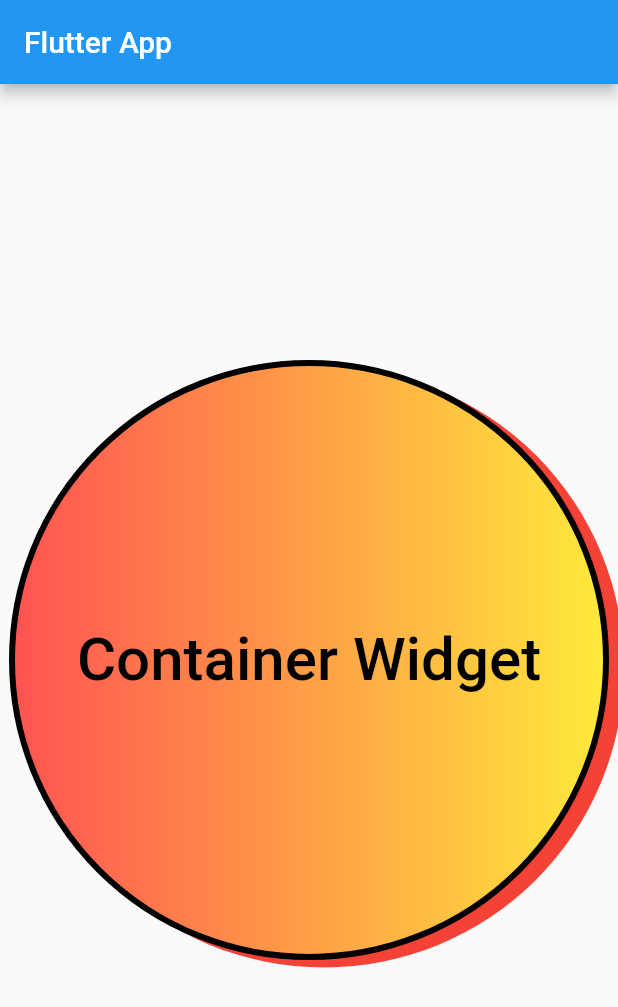
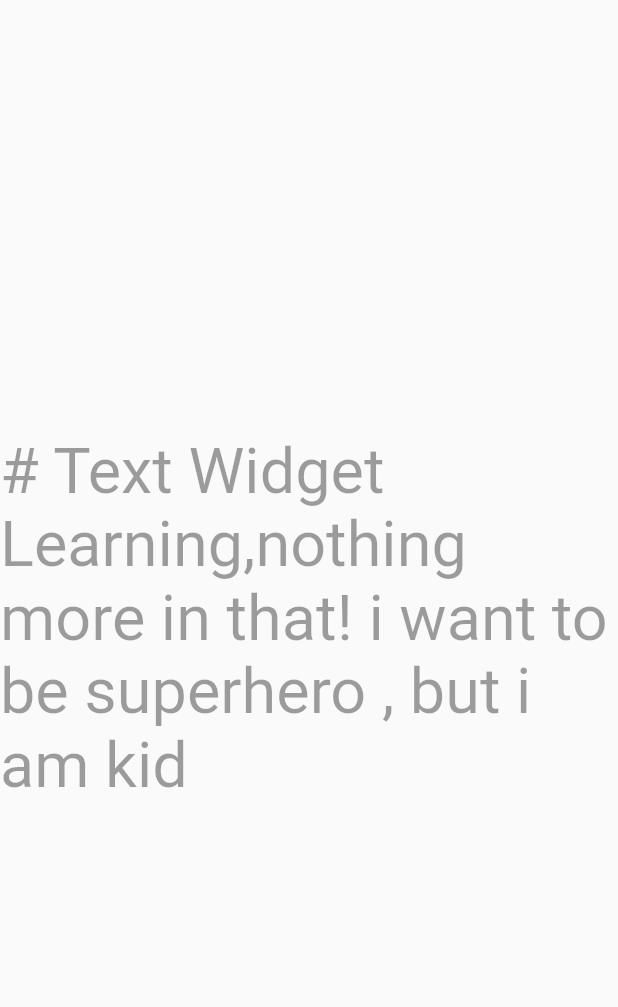
Before and after one commit to jadhavdurgesh/Flutter-widgets, a Flutter app: the screen it shows after launch, on a phone screen of 412 x 824 dp. Shown: the top 1007 px of the screen. Run offline on Flutter 3.47's test engine with Material 2 defaults, Android fonts, the light colour scheme and no system bars.

Commit message:
textwidget 2 parts done

```diff
--- a/lib/main.dart
+++ b/lib/main.dart
@@ -4,6 +4,7 @@
 import 'package:flutter/material.dart';
 
 import 'widgets/container.dart';
+import 'widgets/text_widget.dart';
 
 // import 'widgets/textfield_widget.dart';
 
@@ -31,7 +32,7 @@
         // is not restarted.
         primarySwatch: Colors.blue,
       ),
-      home: const ContainerWidget(),
+      home: const TextWidget(),
     );
   }
 }
--- /dev/null
+++ b/lib/widgets/text_widget.dart
@@ -0,0 +1,33 @@
+import 'package:flutter/material.dart';
+
+class TextWidget extends StatefulWidget {
+  const TextWidget({super.key});
+
+  @override
+  State<TextWidget> createState() => _TextWidgetState();
+}
+
+class _TextWidgetState extends State<TextWidget> {
+  @override
+  Widget build(BuildContext context) {
+    return const Scaffold(
+      body: Center(
+        child: Text(
+          '# Text Widget Learning,nothing more in that! i want to be superhero , but i am kid',
+          // textAlign: TextAlign.center,
+          // textDirection: TextDirection.ltr,
+          // overflow: TextOverflow.ellipsis,
+          textScaleFactor: 3,
+          // softWrap: true,
+          // maxLines: 3,
+          // semanticsLabel: 'Hash sign',
+          style: TextStyle(
+            // fontWeight: FontWeight.bold,
+            // fontSize: 50,
+            color: Colors.black38
+          ),
+        ),
+      ),
+    );
+  }
+}
--- a/lib/widgets/textfield_widget.dart
+++ b/lib/widgets/textfield_widget.dart
@@ -78,3 +78,6 @@
     );
   }
 }
+
+
+// DONE
```
